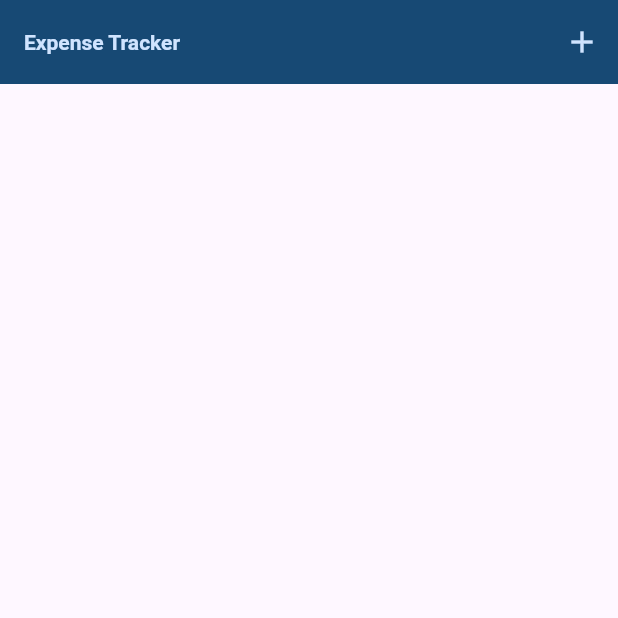
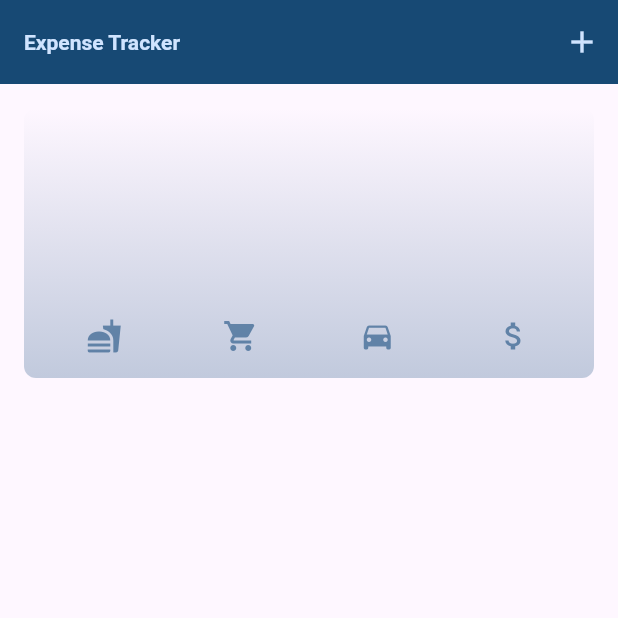
Before and after one commit to panduputrariadi/expense_tracker_app, a Flutter app: the screen it shows after launch, on a phone screen of 412 x 824 dp, the top half of it. Run offline on Flutter 3.47's test engine with Material 3 defaults, Android fonts, the phone set to English and light mode, and no system bars; our stand-ins replace date_format.

Commit message:
chart final

```diff
--- /dev/null
+++ b/lib/components/chart.dart
@@ -0,0 +1,94 @@
+import 'package:expense_tracker_app/model/expense_model.dart';
+import 'package:expense_tracker_app/widget/chart_bar.dart';
+import 'package:flutter/material.dart';
+
+class Chart extends StatelessWidget {
+  const Chart({super.key, required this.expenses});
+
+  final List<ExpenseModel> expenses;
+
+  List<ExpenseBucket> get buckets {
+    return [
+      ExpenseBucket.forCategory(expenses, ExpenseCategory.food),
+      ExpenseBucket.forCategory(expenses, ExpenseCategory.shopping),
+      ExpenseBucket.forCategory(expenses, ExpenseCategory.transport),
+      ExpenseBucket.forCategory(expenses, ExpenseCategory.others),
+    ];
+  }
+
+  double get maxTotalExpense {
+    double maxTotalExpense = 0;
+
+    for (final bucket in buckets) {
+      if (bucket.totalAmount > maxTotalExpense) {
+        maxTotalExpense = bucket.totalAmount;
+      }
+    }
+
+    return maxTotalExpense;
+  }
+
+  @override
+  Widget build(BuildContext context) {
+    final isDarkMode =
+        MediaQuery.of(context).platformBrightness == Brightness.dark;
+    return Container(
+      margin: const EdgeInsets.all(16),
+      padding: const EdgeInsets.symmetric(
+        vertical: 16,
+        horizontal: 8,
+      ),
+      width: double.infinity,
+      height: 180,
+      decoration: BoxDecoration(
+        borderRadius: BorderRadius.circular(8),
+        gradient: LinearGradient(
+          colors: [
+            Theme.of(context).colorScheme.primary.withOpacity(0.3),
+            Theme.of(context).colorScheme.primary.withOpacity(0.0)
+          ],
+          begin: Alignment.bottomCenter,
+          end: Alignment.topCenter,
+        ),
+      ),
+      child: Column(
+        children: [
+          Expanded(
+            child: Row(
+              crossAxisAlignment: CrossAxisAlignment.end,
+              children: [
+                for (final bucket in buckets) // alternative to map()
+                  ChartBar(
+                    fill: bucket.totalAmount == 0
+                        ? 0
+                        : bucket.totalAmount / maxTotalExpense,
+                  )
+              ],
+            ),
+          ),
+          const SizedBox(height: 12),
+          Row(
+            children: buckets
+                .map(
+                  (bucket) => Expanded(
+                    child: Padding(
+                      padding: const EdgeInsets.symmetric(horizontal: 4),
+                      child: Icon(
+                        expenseCategoryIcons[bucket.category],
+                        color: isDarkMode
+                            ? Theme.of(context).colorScheme.secondary
+                            : Theme.of(context)
+                                .colorScheme
+                                .primary
+                                .withOpacity(0.7),
+                      ),
+                    ),
+                  ),
+                )
+                .toList(),
+          )
+        ],
+      ),
+    );
+  }
+}
--- a/lib/model/expense_model.dart
+++ b/lib/model/expense_model.dart
@@ -36,6 +36,11 @@ class ExpenseBucket {
     required this.category,
     required this.expenses,
   });
+  ExpenseBucket.forCategory(
+      List<ExpenseModel> allExpensesSummary, this.category)
+      : expenses = allExpensesSummary
+            .where((element) => element.category == category)
+            .toList();
   final ExpenseCategory category;
   final List<ExpenseModel> expenses;
 
--- a/lib/view/expense.dart
+++ b/lib/view/expense.dart
@@ -1,3 +1,4 @@
+import 'package:expense_tracker_app/components/chart.dart';
 import 'package:expense_tracker_app/components/list_box_expense.dart';
 import 'package:expense_tracker_app/event/expense_modal.dart';
 import 'package:expense_tracker_app/model/expense_model.dart';
@@ -76,6 +77,9 @@ class _ExpenseState extends State<Expense> {
         children: [
           // const Text('Expense Tracker'),
           // Text('Expense Tracker uhuy'),
+          Chart(
+            expenses: _expenses,
+          ),
           Expanded(
             child: ListBoxExpense(
               expense: _expenses,
```
Also changed, not shown: lib/widget/chart_bar.dart (added, +34 -0 lines).
